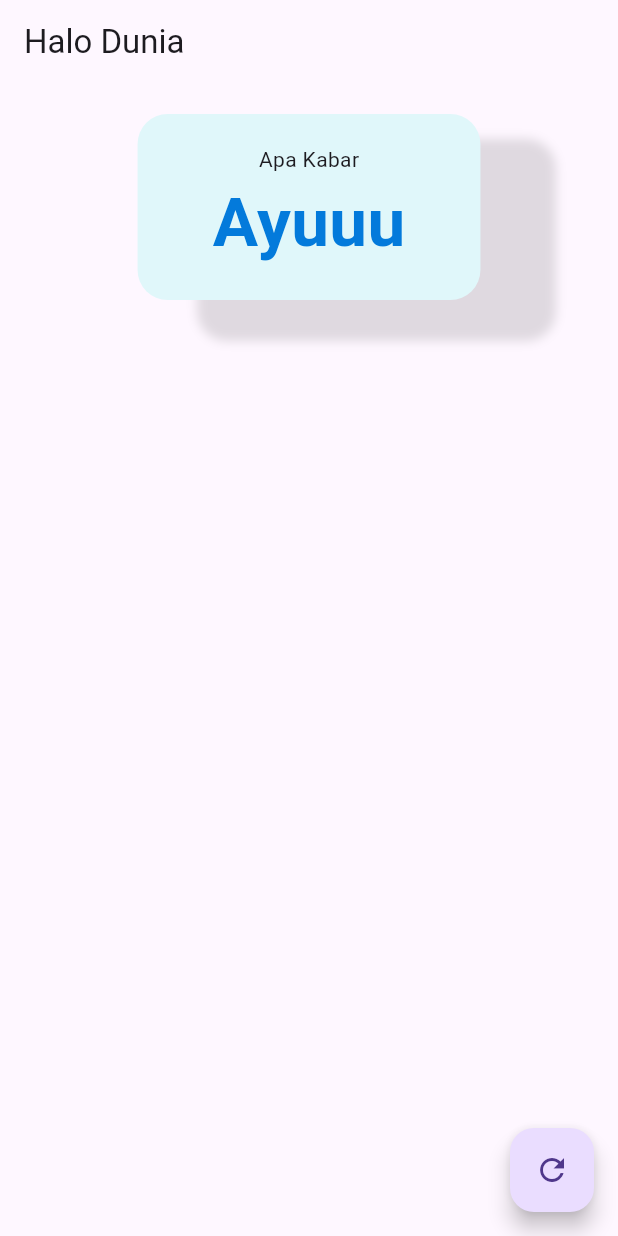
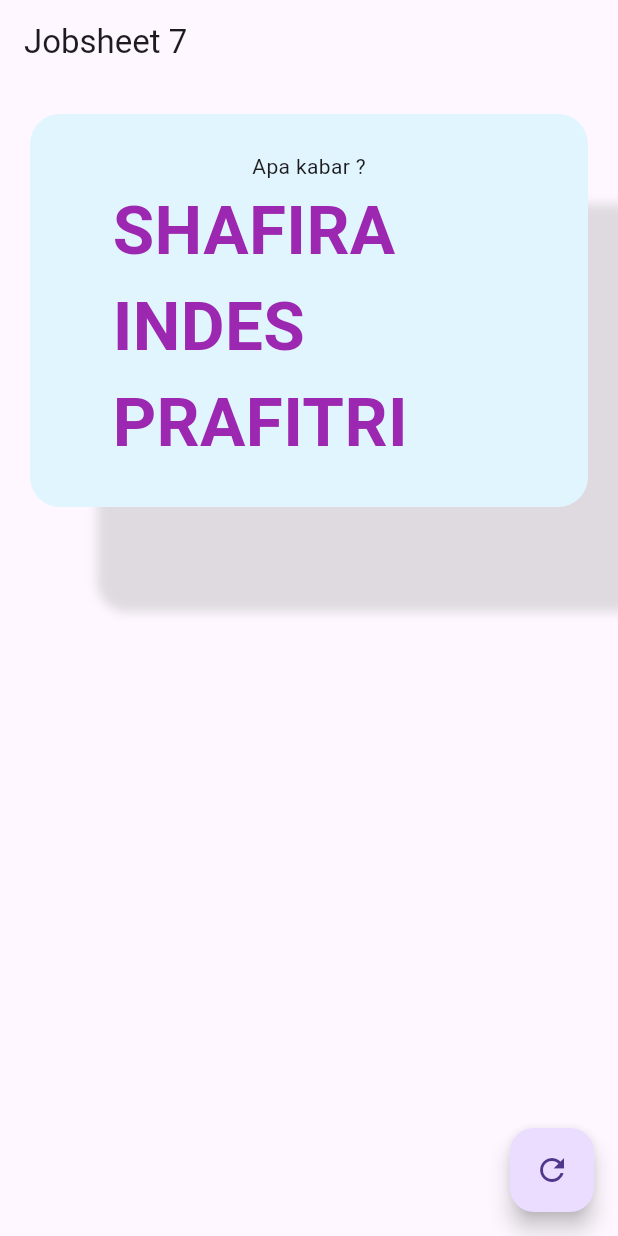
Before and after one commit to TriRahayu492/jobsheet7, a Flutter app: the screen it shows after launch, after a tap on the "refresh" icon, on a phone screen of 412 x 824 dp. Run offline on Flutter 3.47's test engine with Material 3 defaults, Android fonts, the phone set to English and light mode, and no system bars.

Commit message:
first commit

```diff
--- a/flutter7/lib/main.dart
+++ b/flutter7/lib/main.dart
@@ -1,12 +1,23 @@
 import 'package:flutter/material.dart';
-import 'package:flutter/rendering.dart';
 
 class StateTeksUtama extends State<TeksUtama> {
   var listNama = [
-    'Ayuuu',
+    'TRI RAHAYU',
+    'SHAFIRA INDES PRAFITRI',
+    'SULISTIYO',
+    'RAHAYU DWI SETIOWATI',
+    'MUARIF SUBEKHI'
   ];
   var listWarna = [
-    Color.fromARGB(255, 3, 122, 219),
+    Colors.blue,
+    Colors.purple,
+    Colors.teal,
+    Colors.lime,
+    Colors.indigo,
+    Colors.deepPurple,
+    Colors.cyan,
+    Colors.blue,
+    Colors.yellow
   ];
   int index = 0;
 
@@ -22,17 +33,27 @@ class StateTeksUtama extends State<TeksUtama> {
         padding: EdgeInsets.symmetric(vertical: 20, horizontal: 50),
         margin: EdgeInsets.all(20),
         decoration: BoxDecoration(
-            color: Colors.cyan[50],
+          color: Colors.lightBlue[50],
           borderRadius: BorderRadius.circular(20),
           boxShadow: [
             BoxShadow(
               color: Colors.black12,
               spreadRadius: 5,
-                  offset: Offset.fromDirection(0.45, 50.0),
-                  blurRadius: 5)
-            ]),
-        child: Column(children: [
-          Text('Apa Kabar', textDirection: TextDirection.ltr),
+              blurRadius: 5,
+              offset: Offset(50, 65),
+            )
+          ],
+          border: Border.all(
+            color: Colors.transparent,
+            width: 5,
+          ),
+        ),
+        child: Column(
+          children: [
+            Text(
+              'Apa kabar ?',
+              textDirection: TextDirection.ltr,
+            ),
             Text(
               listNama[index % listNama.length],
               textDirection: TextDirection.ltr,
@@ -40,8 +61,9 @@ class StateTeksUtama extends State<TeksUtama> {
                   fontSize: 45,
                   fontWeight: FontWeight.bold,
                   color: listWarna[index % listWarna.length]),
-          ),
-        ]));
+            )
+          ],
+        ));
   }
 }
 
@@ -53,23 +75,23 @@ class TeksUtama extends StatefulWidget {
 }
 
 void main() {
-  TeksUtama teksutama = TeksUtama();
+  TeksUtama teksUtama = TeksUtama();
 
   runApp(MaterialApp(
-      title: 'Halo Dunia',
+      title: 'Mobile Proggraming Lanjut',
       home: Scaffold(
         appBar: AppBar(
-          title: Text('Halo Dunia'),
+          title: Text('Jobsheet 7'),
         ),
         body: Center(
           child: Column(
-            children: [teksutama],
+            children: [teksUtama],
           ),
         ),
         floatingActionButton: FloatingActionButton(
           tooltip: 'Random',
           child: Icon(Icons.refresh),
-          onPressed: teksutama.state.incrementIndex,
+          onPressed: teksUtama.state.incrementIndex,
         ),
       )));
 }
```
Lines whose indentation alone changed are shown as unchanged.
